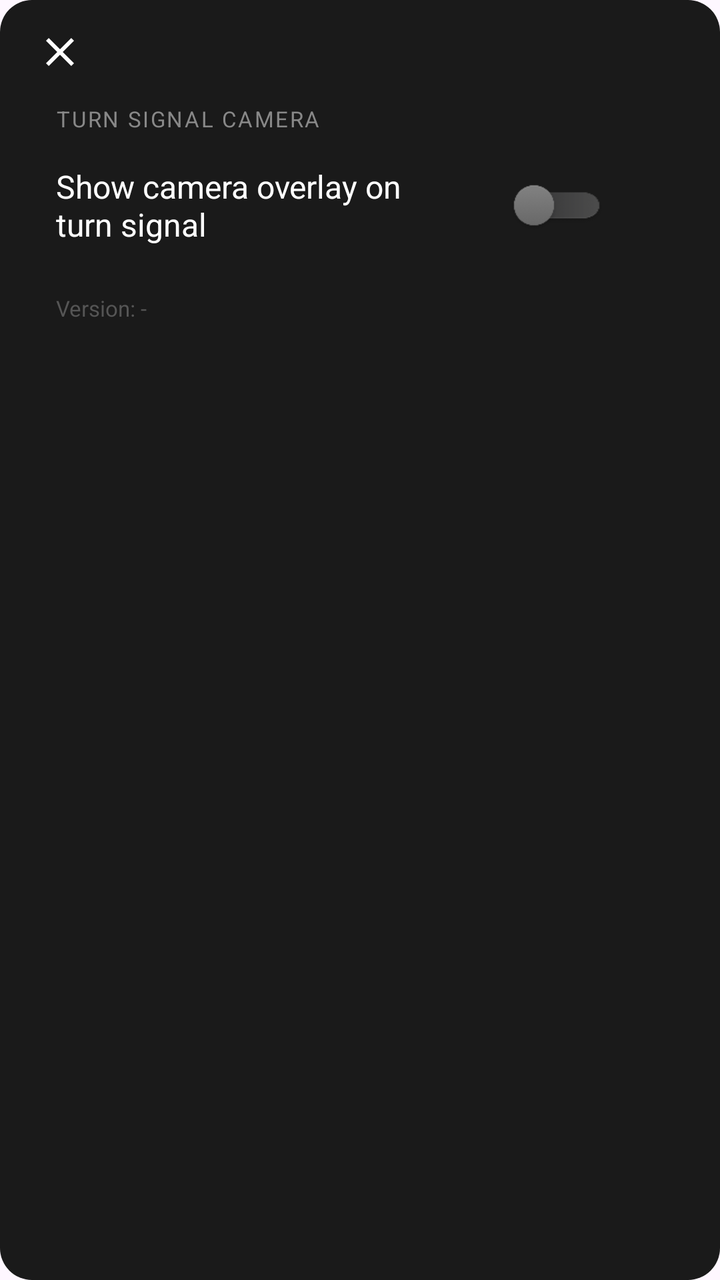
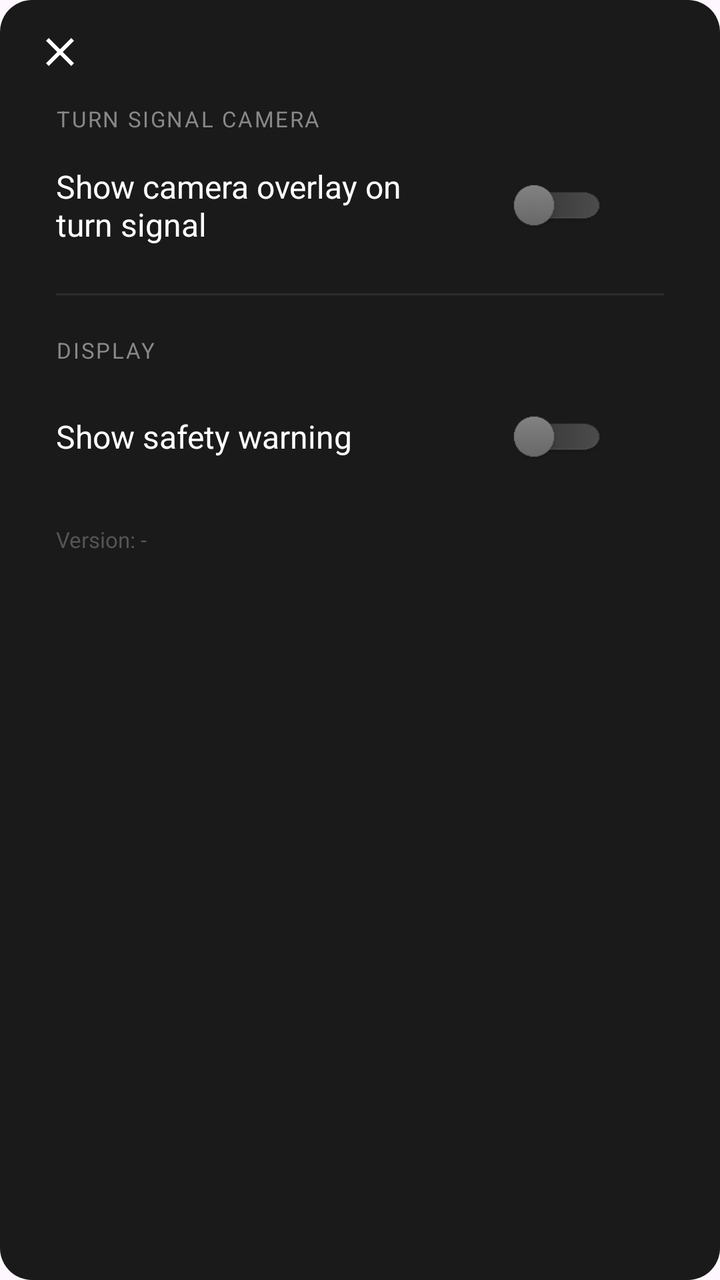

Before-and-after screenshots of an Android layout around one commit, followed by the original layout XML and the change that was made.
<!-- AndroidManifest.xml: application theme Theme.DrivehubKamera -->
<!-- res/layout/dialog_settings.xml -->
<?xml version="1.0" encoding="utf-8"?>
<LinearLayout xmlns:android="http://schemas.android.com/apk/res/android"
    android:layout_width="match_parent"
    android:layout_height="wrap_content"
    android:orientation="vertical"
    android:background="@drawable/bg_settings_card">

    <LinearLayout
        android:layout_width="match_parent"
        android:layout_height="52dp"
        android:orientation="horizontal"
        android:gravity="center_vertical"
        android:paddingStart="8dp"
        android:paddingEnd="8dp">

        <ImageButton
            android:id="@+id/btnClose"
            android:layout_width="44dp"
            android:layout_height="44dp"
            android:src="@drawable/ic_close"
            android:background="@android:color/transparent"
            android:padding="10dp"
            android:contentDescription="Close"
            android:focusable="false" />

    </LinearLayout>

    <LinearLayout
        android:layout_width="match_parent"
        android:layout_height="wrap_content"
        android:orientation="vertical"
        android:paddingStart="28dp"
        android:paddingEnd="28dp"
        android:paddingBottom="20dp">

        <TextView
            android:layout_width="match_parent"
            android:layout_height="wrap_content"
            android:text="TURN SIGNAL CAMERA"
            android:textColor="#888888"
            android:textSize="11sp"
            android:letterSpacing="0.08"
            android:layout_marginBottom="12dp" />

        <LinearLayout
            android:layout_width="match_parent"
            android:layout_height="48dp"
            android:orientation="horizontal"
            android:gravity="center_vertical">

            <TextView
                android:layout_width="0dp"
                android:layout_height="wrap_content"
                android:layout_weight="1"
                android:text="Show camera overlay on turn signal"
                android:textColor="#FFFFFF"
                android:textSize="16sp" />

            <Switch
                android:id="@+id/switchOverlayOnSignal"
                android:layout_width="wrap_content"
                android:layout_height="wrap_content"
                android:focusable="false"
                android:showText="false"
                android:splitTrack="false"
                android:scaleX="0.5"
                android:scaleY="0.5"
                android:track="@drawable/switch_selector_green"
                android:thumb="@drawable/switch_white_circle_selector" />

        </LinearLayout>

    </LinearLayout>

    <TextView
        android:id="@+id/tvDialogVersion"
        android:layout_width="wrap_content"
        android:layout_height="wrap_content"
        android:layout_marginStart="28dp"
        android:layout_marginBottom="14dp"
        android:textSize="11sp"
        android:textColor="#555555"
        android:text="Version: -" />

</LinearLayout>
<!-- resources referenced by this layout -->
<resources>
  <!-- drawable bg_settings_card (drawable) -->
  <?xml version="1.0" encoding="utf-8"?>
  <shape xmlns:android="http://schemas.android.com/apk/res/android"
      android:shape="rectangle">
      <solid android:color="#1A1A1A" />
      <corners android:radius="16dp" />
  </shape>
  <!-- drawable ic_close (drawable) -->
  <?xml version="1.0" encoding="utf-8"?>
  <vector xmlns:android="http://schemas.android.com/apk/res/android"
      android:width="24dp"
      android:height="24dp"
      android:viewportWidth="24"
      android:viewportHeight="24">
      <path
          android:fillColor="#FFFFFF"
          android:pathData="M19,6.41L17.59,5 12,10.59 6.41,5 5,6.41 10.59,12 5,17.59 6.41,19 12,13.41 17.59,19 19,17.59 13.41,12z" />
  </vector>
  <!-- drawable switch_selector_green (drawable) -->
  <?xml version="1.0" encoding="utf-8"?>
  <selector xmlns:android="http://schemas.android.com/apk/res/android">
      <item android:state_checked="true" android:drawable="@drawable/switch_on_bg" />
      <item android:drawable="@drawable/switch_off_bg" />
  </selector>
  <!-- drawable switch_white_circle_selector (drawable) -->
  <?xml version="1.0" encoding="utf-8"?>
  <selector xmlns:android="http://schemas.android.com/apk/res/android">
      <item android:state_checked="true" android:drawable="@drawable/switch_on_slider" />
      <item android:drawable="@drawable/switch_off_slider" />
  </selector>
  <style name="Theme.DrivehubKamera" parent="Base.Theme.DrivehubKamera" />
  <!-- drawable switch_on_bg: png bitmap (drawable, 2556 bytes) -->
  <!-- drawable switch_off_bg: png bitmap (drawable, 1259 bytes) -->
  <!-- drawable switch_on_slider: png bitmap (drawable, 1102 bytes) -->
  <!-- drawable switch_off_slider: png bitmap (drawable, 1045 bytes) -->
  <style name="Base.Theme.DrivehubKamera" parent="Theme.Material3.DayNight.NoActionBar">
          
          
      </style>
</resources>

<!-- the commit's change to res/layout/dialog_settings.xml (unified diff, before → after) -->
@@ -70,6 +70,50 @@
 
         </LinearLayout>
 
+        <View
+            android:layout_width="match_parent"
+            android:layout_height="1dp"
+            android:layout_marginTop="20dp"
+            android:layout_marginBottom="20dp"
+            android:background="#2D2D2D" />
+
+        <TextView
+            android:layout_width="match_parent"
+            android:layout_height="wrap_content"
+            android:text="DISPLAY"
+            android:textColor="#888888"
+            android:textSize="11sp"
+            android:letterSpacing="0.08"
+            android:layout_marginBottom="12dp" />
+
+        <LinearLayout
+            android:layout_width="match_parent"
+            android:layout_height="48dp"
+            android:orientation="horizontal"
+            android:gravity="center_vertical">
+
+            <TextView
+                android:layout_width="0dp"
+                android:layout_height="wrap_content"
+                android:layout_weight="1"
+                android:text="@string/show_safety_warning"
+                android:textColor="#FFFFFF"
+                android:textSize="16sp" />
+
+            <Switch
+                android:id="@+id/switchSafetyWarning"
+                android:layout_width="wrap_content"
+                android:layout_height="wrap_content"
+                android:focusable="false"
+                android:showText="false"
+                android:splitTrack="false"
+                android:scaleX="0.5"
+                android:scaleY="0.5"
+                android:track="@drawable/switch_selector_green"
+                android:thumb="@drawable/switch_white_circle_selector" />
+
+        </LinearLayout>
+
     </LinearLayout>
 
     <TextView
<!-- resource entries referenced after the edit -->
@@ -30,6 +30,7 @@
       <item android:state_checked="true" android:drawable="@drawable/switch_on_slider" />
       <item android:drawable="@drawable/switch_off_slider" />
   </selector>
+  <string name="show_safety_warning">Show safety warning</string>
   <style name="Theme.DrivehubKamera" parent="Base.Theme.DrivehubKamera" />
   <!-- drawable switch_on_bg: png bitmap (drawable, 2556 bytes) -->
   <!-- drawable switch_off_bg: png bitmap (drawable, 1259 bytes) -->
